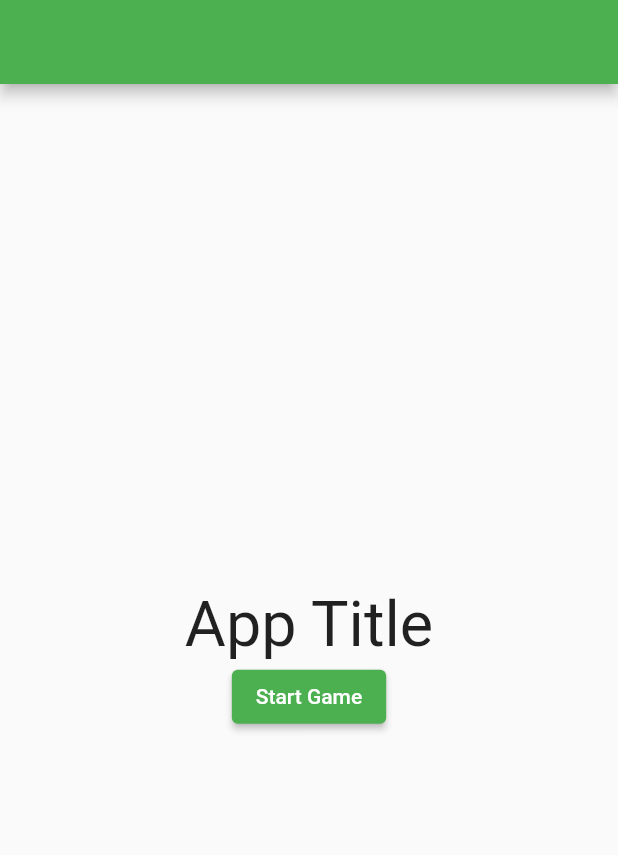
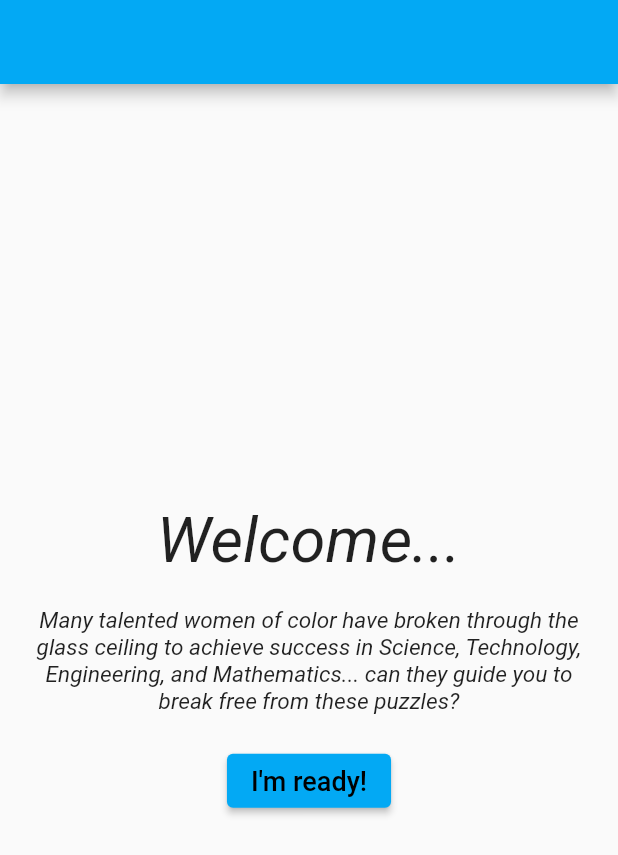
Before and after one commit to rholop/PearlHacks2021, a Flutter app: the screen it shows after launch, on a phone screen of 412 x 824 dp. Shown: the top 855 px of the screen. Run offline on Flutter 3.47's test engine with Material 2 defaults, Android fonts, the phone set to English and light mode, and no system bars.

Commit message:
More things!

```diff
--- a/ph2021/lib/main.dart
+++ b/ph2021/lib/main.dart
@@ -21,7 +21,7 @@ class MyApp extends StatelessWidget {
         // or simply save your changes to "hot reload" in a Flutter IDE).
         // Notice that the counter didn't reset back to zero; the application
         // is not restarted.
-        primarySwatch: Colors.green,
+        primarySwatch: Colors.lightBlue,
       ),
       initialRoute: '/',
       routes: <String, WidgetBuilder>{
@@ -89,15 +89,24 @@ class _MyHomePageState extends State<MyHomePage> {
           mainAxisAlignment: MainAxisAlignment.center,
           children: <Widget>[
             Text(
-              'App Title',
-              style: TextStyle(fontSize: 42),
+              'Welcome...',
+              style: TextStyle(fontSize: 42, fontStyle: FontStyle.italic),
+            ),
+            Padding( padding: EdgeInsets.fromLTRB(20, 20, 20, 20),
+
+            child: Text(
+              'Many talented women of color have broken through the glass ceiling to achieve success in Science, Technology, Engineering, and Mathematics... can they guide you to break free from these puzzles?',
+              textAlign: TextAlign.center,
+              style: TextStyle(fontSize: 15, fontStyle: FontStyle.italic),
+            ),
             ),
             ElevatedButton(
               onPressed: () {
                 Navigator.pushNamed(context, '/game');
               },
               child: Text(
-                "Start Game",
+                "I'm ready!",
+                style: TextStyle(fontSize: 18),
               ),
             )
           ],
```
